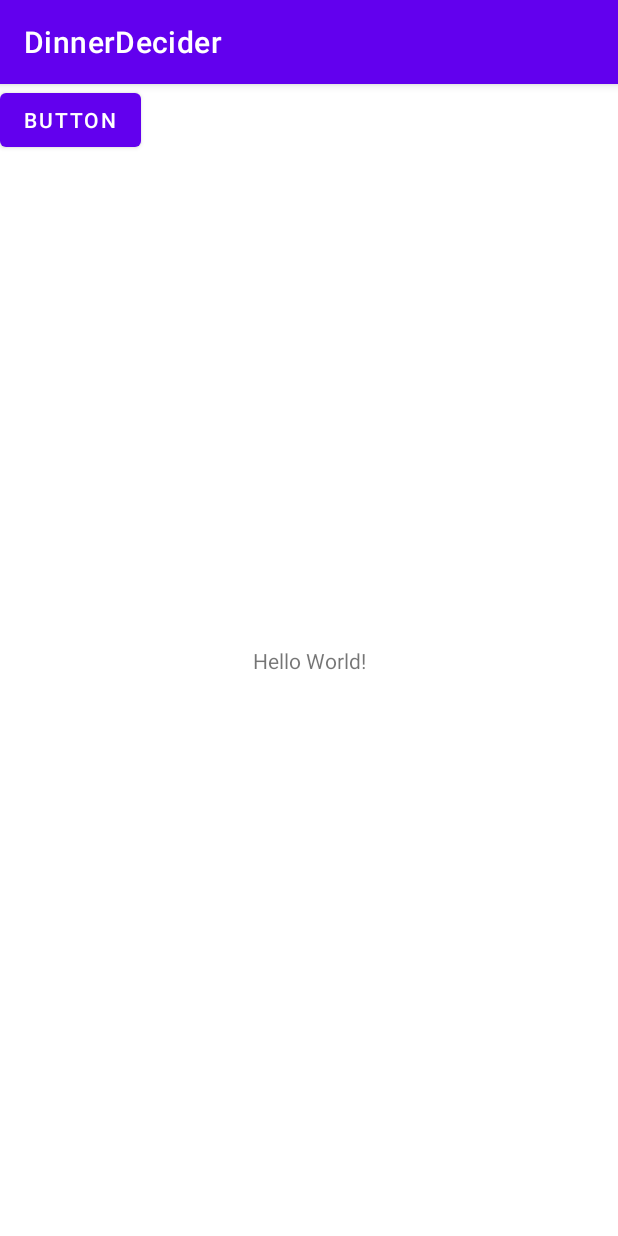
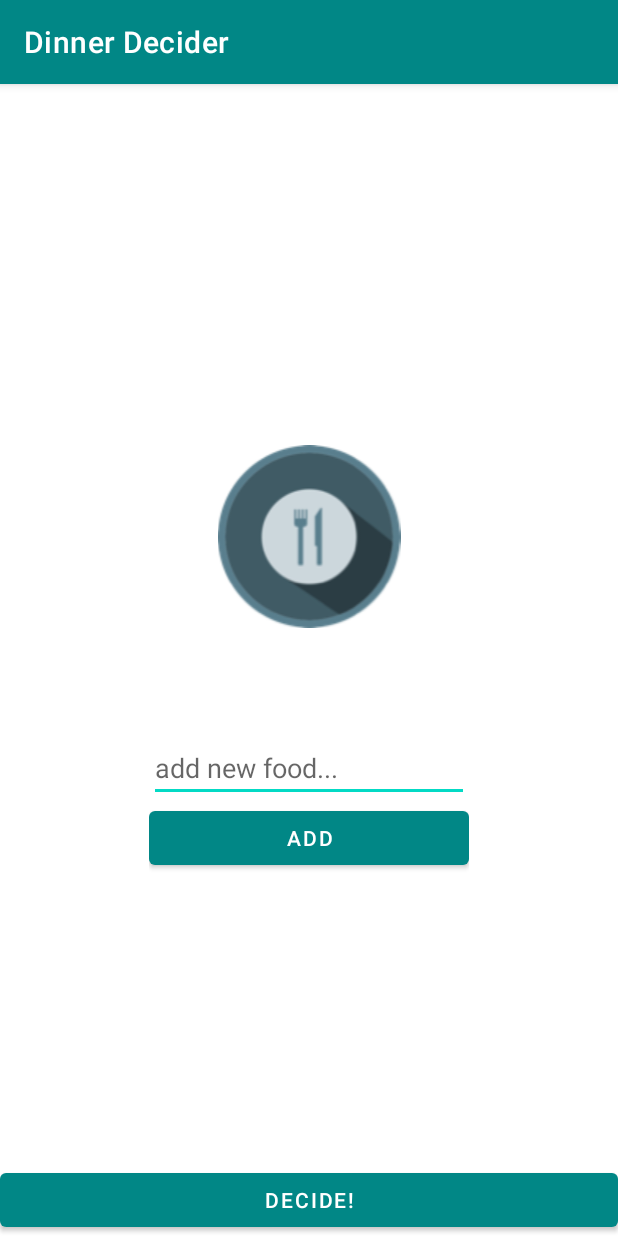
Before and after one commit to norovoo/DinnerDecider, an Android app: the screen it shows after launch (MainActivity), on a phone screen of 412 x 824 dp. Run offline under Robolectric (Android 15) with nearby library versions, the phone set to English and light mode, and no system bars.

Commit message:
Added new app all files

```diff
--- a/app/src/main/java/com/example/dinnerdecider/MainActivity.kt
+++ b/app/src/main/java/com/example/dinnerdecider/MainActivity.kt
@@ -2,10 +2,42 @@ package com.example.dinnerdecider
 
 import androidx.appcompat.app.AppCompatActivity
 import android.os.Bundle
+import android.widget.EditText
+import android.widget.TextView
+import android.widget.Toast
 
 class MainActivity : AppCompatActivity() {
+    var foods = ArrayList<String>(arrayListOf("Hamburger","Pizza", "Mexican", "American", "Chinese"))
+
     override fun onCreate(savedInstanceState: Bundle?) {
         super.onCreate(savedInstanceState)
         setContentView(R.layout.activity_main)
     }
+
+    open fun addFood(food:String) {
+        foods.add(food)
+        Toast.makeText(applicationContext, "Added",  Toast.LENGTH_SHORT).show()
+        findViewById<EditText>(R.id.input_txt).text.clear()
+    }
+
+    open fun decide() :String  {
+        if (foods.size == 0) {
+            Toast.makeText(applicationContext, "Please add food names first!",  Toast.LENGTH_SHORT).show()
+            return ""
+        }
+        return foods.random()
+    }
+
+    fun addFood(view: android.view.View) {
+        if (findViewById<EditText>(R.id.input_txt).text.toString().isEmpty()) {
+            Toast.makeText(applicationContext, "Please enter your food name!",  Toast.LENGTH_SHORT).show()
+        } else {
+            addFood(findViewById<EditText>(R.id.input_txt).text.toString())
+        }
+
+    }
+
+    fun ac_decide(view: android.view.View) {
+        findViewById<TextView>(R.id.txt).text = decide()
+    }
 }
--- a/app/src/main/res/layout/activity_main.xml
+++ b/app/src/main/res/layout/activity_main.xml
@@ -6,21 +6,58 @@
     android:layout_height="match_parent"
     tools:context=".MainActivity">
 
-    <TextView
-        android:layout_width="wrap_content"
-        android:layout_height="wrap_content"
-        android:text="Hello World!"
-        app:layout_constraintBottom_toBottomOf="parent"
-        app:layout_constraintLeft_toLeftOf="parent"
-        app:layout_constraintRight_toRightOf="parent"
-        app:layout_constraintTop_toTopOf="parent" />
+    <RelativeLayout
+        android:layout_width="match_parent"
+        android:layout_height="match_parent"
+        tools:layout_editor_absoluteX="1dp"
+        tools:layout_editor_absoluteY="1dp">
 
-    <Button
-        android:id="@+id/button"
-        android:layout_width="wrap_content"
-        android:layout_height="wrap_content"
-        android:text="Button"
-        tools:layout_editor_absoluteX="167dp"
-        tools:layout_editor_absoluteY="422dp" />
+        <Button
+            android:id="@+id/btn_decide"
+            android:layout_width="match_parent"
+            android:layout_height="wrap_content"
+            android:layout_alignParentBottom="true"
+            android:onClick="ac_decide"
+            android:text="DECIDE!" />
+
+        <LinearLayout
+            android:layout_width="wrap_content"
+            android:layout_height="wrap_content"
+            android:layout_centerInParent="true"
+            android:orientation="vertical">
+
+            <ImageView
+                android:id="@+id/img_vw"
+                android:layout_width="match_parent"
+                android:layout_height="wrap_content"
+                app:srcCompat="@drawable/img" />
+
+            <TextView
+                android:id="@+id/txt"
+                android:layout_width="match_parent"
+                android:layout_height="wrap_content"
+                android:layout_marginBottom="30dp"
+                android:textAlignment="center"
+                android:textSize="30dp"
+                android:text=""
+                android:gravity="center_horizontal" />
+
+            <EditText
+                android:id="@+id/input_txt"
+                android:layout_width="match_parent"
+                android:layout_height="wrap_content"
+                android:ems="10"
+                android:hint="add new food..."
+                android:inputType="textPersonName"
+                android:text="" />
+
+            <Button
+                android:id="@+id/btn_add"
+                android:layout_width="match_parent"
+                android:layout_height="wrap_content"
+                android:onClick="addFood"
+                android:text="ADD" />
+        </LinearLayout>
+    </RelativeLayout>
 
 </androidx.constraintlayout.widget.ConstraintLayout>
--- a/app/src/main/res/values/strings.xml
+++ b/app/src/main/res/values/strings.xml
@@ -1,3 +1,3 @@
 <resources>
-    <string name="app_name">DinnerDecider</string>
+    <string name="app_name">Dinner Decider</string>
 </resources>
--- a/app/src/main/res/values/themes.xml
+++ b/app/src/main/res/values/themes.xml
@@ -2,8 +2,8 @@
     <!-- Base application theme. -->
     <style name="Theme.DinnerDecider" parent="Theme.MaterialComponents.DayNight.DarkActionBar">
         <!-- Primary brand color. -->
-        <item name="colorPrimary">@color/purple_500</item>
-        <item name="colorPrimaryVariant">@color/purple_700</item>
+        <item name="colorPrimary">@color/teal_700</item>
+        <item name="colorPrimaryVariant">@color/teal_700</item>
         <item name="colorOnPrimary">@color/white</item>
         <!-- Secondary brand color. -->
         <item name="colorSecondary">@color/teal_200</item>
```
Also changed, not shown: app/src/main/res/drawable-v24/img.png (added).
